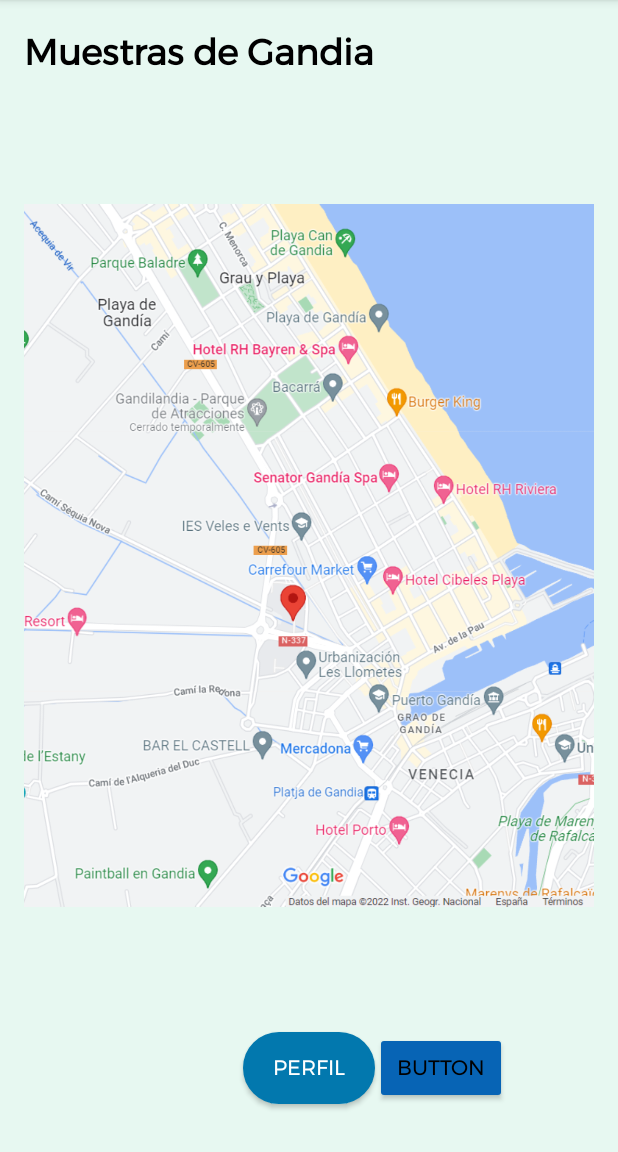
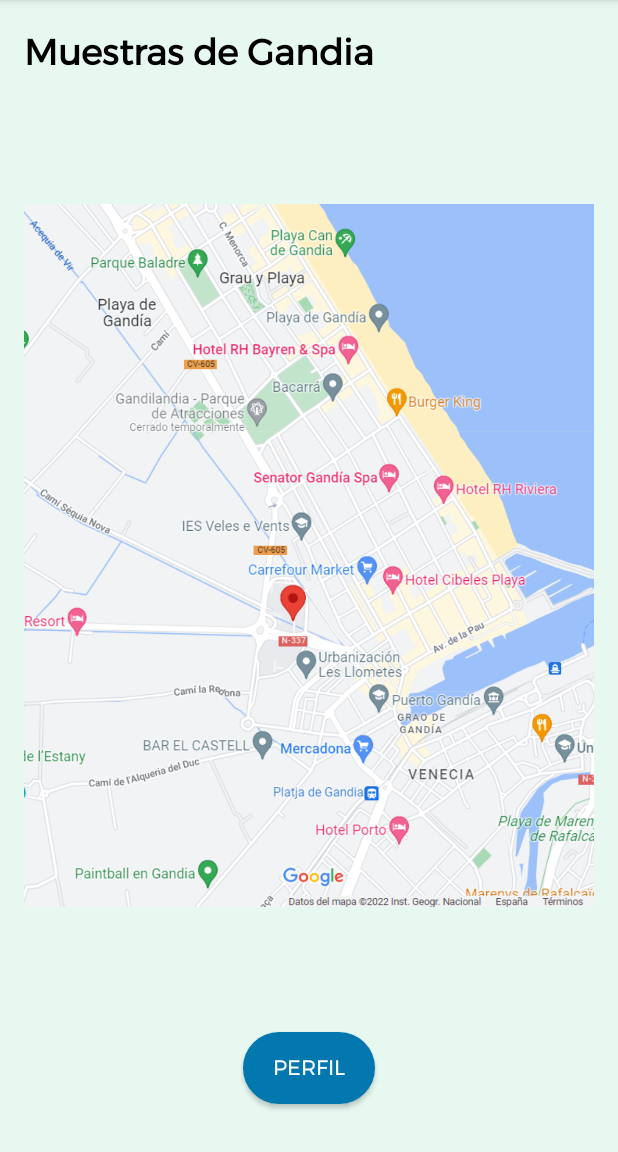
Before and after one commit to DanielBBHub/OximapG4-App, an Android app: the screen it shows after launch once a user with an empty profile is signed in (MainActivity), on a phone screen of 412 x 824 dp, the part 84-1236 px from its top. Run offline under Robolectric (Android 15) with nearby library versions, the light colour scheme and no system bars; our stand-ins replace Firebase (no records; nobody signed in at launch, a user with empty details on screens opened directly); libraries missing offline, so code that uses them is left out: com.firebase.ui.

Commit message:
-Nombre del comit:     Subir datos del micro automaticamente a la base de datos
-Descripción del comit:
    Se ha mejorado la funcionalidad de subir los datos a la base de datos, ahora se realiza de forma automatica sin necesidad de pulsar un boton. Ademas, solo suben los datos de nuestro micro

```diff
--- a/app/src/main/res/layout/activity_main.xml
+++ b/app/src/main/res/layout/activity_main.xml
@@ -46,15 +46,5 @@
         app:layout_constraintStart_toStartOf="parent"
         app:layout_constraintTop_toTopOf="parent" />
 
-    <Button
-        android:id="@+id/button2"
-        android:layout_width="wrap_content"
-        android:layout_height="wrap_content"
-        android:text="Button"
-        android:onClick="enviarMuestra"
-        app:layout_constraintBottom_toBottomOf="@+id/btnPerfil"
-        app:layout_constraintStart_toEndOf="@+id/btnPerfil"
-        app:layout_constraintTop_toTopOf="@+id/btnPerfil" />
-
 
 </androidx.constraintlayout.widget.ConstraintLayout>
```
Also changed, not shown: app/src/main/java/com/example/joacoses/oximap/MainActivity.java (+9 -4 lines).
